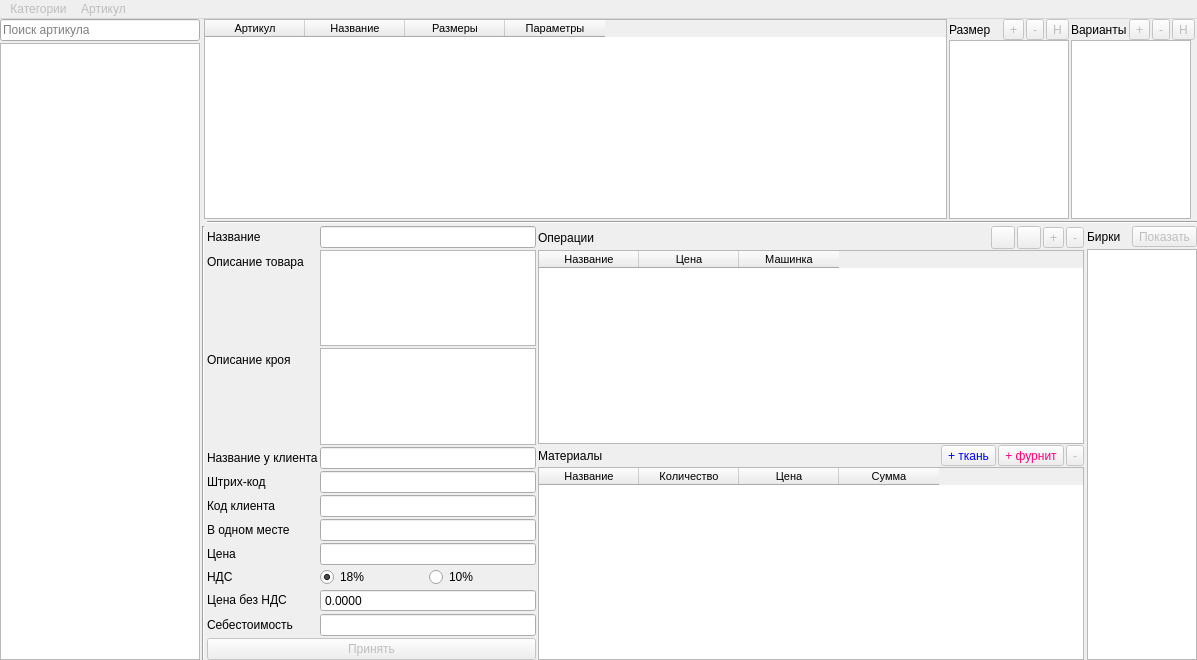
Before: the Qt Designer form ui/article_test.ui in Meller008/CRM-Avi, drawn with Qt 5.
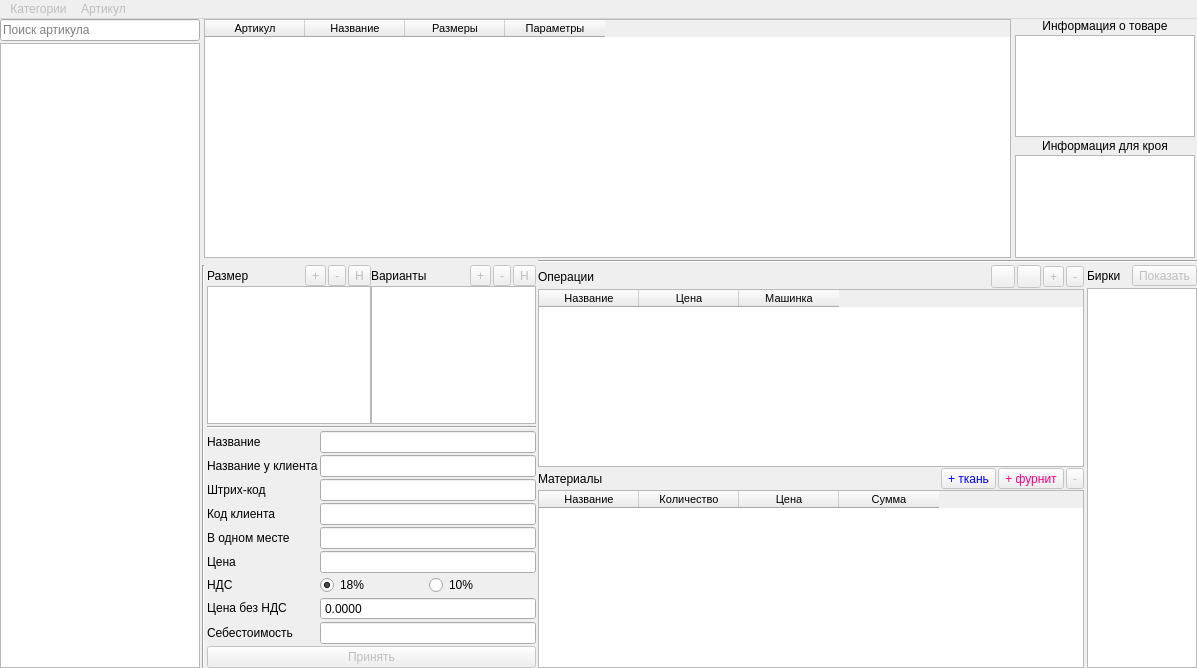
After: the same form once the commit is applied.

Commit message: Работа - тест артикула

Patch:
```diff
--- a/ui/article_test.ui
+++ b/ui/article_test.ui
@@ -7,7 +7,7 @@
     <x>0</x>
     <y>0</y>
     <width>1197</width>
-    <height>660</height>
+    <height>668</height>
    </rect>
   </property>
   <property name="windowTitle">
@@ -45,7 +45,7 @@
        <number>2</number>
       </property>
       <item row="0" column="2" rowspan="2">
-       <layout class="QHBoxLayout" name="horizontalLayout" stretch="10,0,0">
+       <layout class="QHBoxLayout" name="horizontalLayout" stretch="10,0">
         <property name="spacing">
          <number>2</number>
         </property>
@@ -107,152 +107,60 @@
          </widget>
         </item>
         <item>
-         <layout class="QVBoxLayout" name="verticalLayout">
-          <property name="spacing">
-           <number>0</number>
+         <layout class="QFormLayout" name="formLayout">
+          <property name="horizontalSpacing">
+           <number>2</number>
           </property>
-          <item>
-           <layout class="QHBoxLayout" name="horizontalLayout_2">
-            <property name="spacing">
-             <number>2</number>
+          <property name="verticalSpacing">
+           <number>2</number>
+          </property>
+          <item row="1" column="1">
+           <widget class="QPlainTextEdit" name="pe_product_note">
+            <property name="enabled">
+             <bool>true</bool>
             </property>
-            <item>
-             <widget class="QLabel" name="label">
-              <property name="text">
-               <string>Размер</string>
-              </property>
-             </widget>
-            </item>
-            <item>
-             <widget class="QToolButton" name="pb_size_add">
-              <property name="enabled">
-               <bool>false</bool>
-              </property>
-              <property name="text">
-               <string>+</string>
-              </property>
-             </widget>
-            </item>
-            <item>
-             <widget class="QToolButton" name="pb_size_del">
-              <property name="enabled">
-               <bool>false</bool>
-              </property>
-              <property name="text">
-               <string>-</string>
-              </property>
-             </widget>
-            </item>
-            <item>
-             <widget class="QToolButton" name="pb_size_chenge">
-              <property name="enabled">
-               <bool>false</bool>
-              </property>
-              <property name="text">
-               <string>Н</string>
-              </property>
-             </widget>
-            </item>
-           </layout>
-          </item>
-          <item>
-           <widget class="QListWidget" name="lw_size">
-            <property name="minimumSize">
-             <size>
-              <width>120</width>
-              <height>0</height>
-             </size>
-            </property>
             <property name="maximumSize">
              <size>
-              <width>120</width>
-              <height>16777215</height>
+              <width>180</width>
+              <height>130</height>
              </size>
             </property>
             <property name="font">
              <font>
               <family>Tahoma</family>
-              <pointsize>8</pointsize>
              </font>
             </property>
-            <property name="editTriggers">
-             <set>QAbstractItemView::NoEditTriggers</set>
-            </property>
            </widget>
           </item>
-         </layout>
-        </item>
-        <item>
-         <layout class="QVBoxLayout" name="verticalLayout_3">
-          <property name="spacing">
-           <number>0</number>
-          </property>
-          <item>
-           <layout class="QHBoxLayout" name="horizontalLayout_4">
-            <property name="spacing">
-             <number>2</number>
+          <item row="3" column="1">
+           <widget class="QPlainTextEdit" name="pe_cut_note">
+            <property name="enabled">
+             <bool>true</bool>
             </property>
-            <item>
-             <widget class="QLabel" name="label_3">
-              <property name="text">
-               <string>Варианты</string>
-              </property>
-             </widget>
-            </item>
-            <item>
-             <widget class="QToolButton" name="pb_param_add">
-              <property name="enabled">
-               <bool>false</bool>
-              </property>
-              <property name="text">
-               <string>+</string>
-              </property>
-             </widget>
-            </item>
-            <item>
-             <widget class="QToolButton" name="pb_param_del">
-              <property name="enabled">
-               <bool>false</bool>
-              </property>
-              <property name="text">
-               <string>-</string>
-              </property>
-             </widget>
-            </item>
-            <item>
-             <widget class="QToolButton" name="pb_param_change">
-              <property name="enabled">
-               <bool>false</bool>
-              </property>
-              <property name="text">
-               <string>Н</string>
-              </property>
-             </widget>
-            </item>
-           </layout>
-          </item>
-          <item>
-           <widget class="QListWidget" name="lw_parametr">
-            <property name="minimumSize">
-             <size>
-              <width>120</width>
-              <height>0</height>
-             </size>
-            </property>
             <property name="maximumSize">
              <size>
-              <width>120</width>
-              <height>16777215</height>
+              <width>180</width>
+              <height>130</height>
              </size>
             </property>
             <property name="font">
              <font>
               <family>Tahoma</family>
-              <pointsize>8</pointsize>
              </font>
             </property>
-            <property name="editTriggers">
-             <set>QAbstractItemView::NoEditTriggers</set>
+           </widget>
+          </item>
+          <item row="0" column="1">
+           <widget class="QLabel" name="label_6">
+            <property name="text">
+             <string>&lt;html&gt;&lt;head/&gt;&lt;body&gt;&lt;p align=&quot;center&quot;&gt;Информация о товаре&lt;/p&gt;&lt;/body&gt;&lt;/html&gt;</string>
+            </property>
+           </widget>
+          </item>
+          <item row="2" column="1">
+           <widget class="QLabel" name="label_7">
+            <property name="text">
+             <string>&lt;html&gt;&lt;head/&gt;&lt;body&gt;&lt;p align=&quot;center&quot;&gt;Информация для кроя&lt;/p&gt;&lt;/body&gt;&lt;/html&gt;</string>
             </property>
            </widget>
           </item>
@@ -562,6 +470,41 @@
           </property>
          </widget>
         </item>
+        <item row="1" column="3">
+         <layout class="QVBoxLayout" name="verticalLayout_2">
+          <property name="spacing">
+           <number>2</number>
+          </property>
+          <item>
+           <layout class="QHBoxLayout" name="horizontalLayout_3">
+            <item>
+             <widget class="QLabel" name="label_2">
+              <property name="text">
+               <string>Бирки</string>
+              </property>
+             </widget>
+            </item>
+            <item>
+             <widget class="QToolButton" name="pb_label_view">
+              <property name="enabled">
+               <bool>false</bool>
+              </property>
+              <property name="text">
+               <string>Показать</string>
+              </property>
+             </widget>
+            </item>
+           </layout>
+          </item>
+          <item>
+           <widget class="QListWidget" name="lw_label">
+            <property name="editTriggers">
+             <set>QAbstractItemView::NoEditTriggers</set>
+            </property>
+           </widget>
+          </item>
+         </layout>
+        </item>
         <item row="1" column="1">
          <layout class="QFormLayout" name="formLayout_5">
           <property name="horizontalSpacing">
@@ -570,14 +513,14 @@
           <property name="verticalSpacing">
            <number>2</number>
           </property>
-          <item row="0" column="0">
+          <item row="2" column="0">
            <widget class="QLabel" name="label_42">
             <property name="text">
              <string>Название</string>
             </property>
            </widget>
           </item>
-          <item row="0" column="1">
+          <item row="2" column="1">
            <widget class="QLineEdit" name="le_name">
             <property name="maxLength">
              <number>60</number>
@@ -587,44 +530,6 @@
             </property>
            </widget>
           </item>
-          <item row="1" column="0">
-           <widget class="QLabel" name="label_43">
-            <property name="text">
-             <string>Описание товара</string>
-            </property>
-           </widget>
-          </item>
-          <item row="1" column="1">
-           <widget class="QPlainTextEdit" name="pe_product_note">
-            <property name="enabled">
-             <bool>true</bool>
-            </property>
-            <property name="font">
-             <font>
-              <family>Tahoma</family>
-             </font>
-            </property>
-           </widget>
-          </item>
-          <item row="2" column="0">
-           <widget class="QLabel" name="label_44">
-            <property name="text">
-             <string>Описание кроя</string>
-            </property>
-           </widget>
-          </item>
-          <item row="2" column="1">
-           <widget class="QPlainTextEdit" name="pe_cut_note">
-            <property name="enabled">
-             <bool>true</bool>
-            </property>
-            <property name="font">
-             <font>
-              <family>Tahoma</family>
-             </font>
-            </property>
-           </widget>
-          </item>
           <item row="3" column="0">
            <widget class="QLabel" name="label_45">
             <property name="text">
@@ -730,13 +635,6 @@
             </property>
            </widget>
           </item>
-          <item row="11" column="0">
-           <widget class="QLabel" name="label_52">
-            <property name="text">
-             <string>&lt;html&gt;&lt;head/&gt;&lt;body&gt;&lt;p align=&quot;center&quot;&gt;Себестоимость&lt;/p&gt;&lt;/body&gt;&lt;/html&gt;</string>
-            </property>
-           </widget>
-          </item>
           <item row="10" column="1">
            <widget class="QDoubleSpinBox" name="sb_no_nds">
             <property name="readOnly">
@@ -753,6 +651,13 @@
             </property>
            </widget>
           </item>
+          <item row="11" column="0">
+           <widget class="QLabel" name="label_52">
+            <property name="text">
+             <string>&lt;html&gt;&lt;head/&gt;&lt;body&gt;&lt;p align=&quot;center&quot;&gt;Себестоимость&lt;/p&gt;&lt;/body&gt;&lt;/html&gt;</string>
+            </property>
+           </widget>
+          </item>
           <item row="11" column="1">
            <widget class="QLineEdit" name="le_cost_price">
             <property name="enabled">
@@ -773,44 +678,175 @@
             </property>
            </widget>
           </item>
-         </layout>
-        </item>
-        <item row="1" column="3">
-         <layout class="QVBoxLayout" name="verticalLayout_2">
-          <property name="spacing">
-           <number>2</number>
-          </property>
-          <item>
-           <layout class="QHBoxLayout" name="horizontalLayout_3">
+          <item row="0" column="0" colspan="2">
+           <layout class="QHBoxLayout" name="horizontalLayout_7">
+            <property name="spacing">
+             <number>0</number>
+            </property>
             <item>
-             <widget class="QLabel" name="label_2">
-              <property name="text">
-               <string>Бирки</string>
+             <layout class="QVBoxLayout" name="verticalLayout">
+              <property name="spacing">
+               <number>0</number>
               </property>
-             </widget>
+              <item>
+               <layout class="QHBoxLayout" name="horizontalLayout_2">
+                <property name="spacing">
+                 <number>2</number>
+                </property>
+                <item>
+                 <widget class="QLabel" name="label">
+                  <property name="text">
+                   <string>Размер</string>
+                  </property>
+                 </widget>
+                </item>
+                <item>
+                 <widget class="QToolButton" name="pb_size_add">
+                  <property name="enabled">
+                   <bool>false</bool>
+                  </property>
+                  <property name="text">
+                   <string>+</string>
+                  </property>
+                 </widget>
+                </item>
+                <item>
+                 <widget class="QToolButton" name="pb_size_del">
+                  <property name="enabled">
+                   <bool>false</bool>
+                  </property>
+                  <property name="text">
+                   <string>-</string>
+                  </property>
+                 </widget>
+                </item>
+                <item>
+                 <widget class="QToolButton" name="pb_size_chenge">
+                  <property name="enabled">
+                   <bool>false</bool>
+                  </property>
+                  <property name="text">
+                   <string>Н</string>
+                  </property>
+                 </widget>
+                </item>
+               </layout>
+              </item>
+              <item>
+               <widget class="QListWidget" name="lw_size">
+                <property name="minimumSize">
+                 <size>
+                  <width>0</width>
+                  <height>0</height>
+                 </size>
+                </property>
+                <property name="maximumSize">
+                 <size>
+                  <width>1655555</width>
+                  <height>16777215</height>
+                 </size>
+                </property>
+                <property name="font">
+                 <font>
+                  <family>Tahoma</family>
+                  <pointsize>8</pointsize>
+                 </font>
+                </property>
+                <property name="editTriggers">
+                 <set>QAbstractItemView::NoEditTriggers</set>
+                </property>
+               </widget>
+              </item>
+             </layout>
             </item>
             <item>
-             <widget class="QToolButton" name="pb_label_view">
-              <property name="enabled">
-               <bool>false</bool>
+             <layout class="QVBoxLayout" name="verticalLayout_3">
+              <property name="spacing">
+               <number>0</number>
               </property>
-              <property name="text">
-               <string>Показать</string>
-              </property>
-             </widget>
+              <item>
+               <layout class="QHBoxLayout" name="horizontalLayout_4">
+                <property name="spacing">
+                 <number>2</number>
+                </property>
+                <item>
+                 <widget class="QLabel" name="label_3">
+                  <property name="text">
+                   <string>Варианты</string>
+                  </property>
+                 </widget>
+                </item>
+                <item>
+                 <widget class="QToolButton" name="pb_param_add">
+                  <property name="enabled">
+                   <bool>false</bool>
+                  </property>
+                  <property name="text">
+                   <string>+</string>
+                  </property>
+                 </widget>
+                </item>
+                <item>
+                 <widget class="QToolButton" name="pb_param_del">
+                  <property name="enabled">
+                   <bool>false</bool>
+                  </property>
+                  <property name="text">
+                   <string>-</string>
+                  </property>
+                 </widget>
+                </item>
+                <item>
+                 <widget class="QToolButton" name="pb_param_change">
+                  <property name="enabled">
+                   <bool>false</bool>
+                  </property>
+                  <property name="text">
+                   <string>Н</string>
+                  </property>
+                 </widget>
+                </item>
+               </layout>
+              </item>
+              <item>
+               <widget class="QListWidget" name="lw_parametr">
+                <property name="minimumSize">
+                 <size>
+                  <width>0</width>
+                  <height>0</height>
+                 </size>
+                </property>
+                <property name="maximumSize">
+                 <size>
+                  <width>16777</width>
+                  <height>16777215</height>
+                 </size>
+                </property>
+                <property name="font">
+                 <font>
+                  <family>Tahoma</family>
+                  <pointsize>8</pointsize>
+                 </font>
+                </property>
+                <property name="editTriggers">
+                 <set>QAbstractItemView::NoEditTriggers</set>
+                </property>
+               </widget>
+              </item>
+             </layout>
             </item>
            </layout>
           </item>
-          <item>
-           <widget class="QListWidget" name="lw_label">
-            <property name="editTriggers">
-             <set>QAbstractItemView::NoEditTriggers</set>
+          <item row="1" column="0" colspan="2">
+           <widget class="Line" name="line_3">
+            <property name="orientation">
+             <enum>Qt::Horizontal</enum>
             </property>
            </widget>
           </item>
          </layout>
         </item>
-        <item row="0" column="1" colspan="3">
+        <item row="0" column="2" colspan="2">
          <widget class="Line" name="line">
           <property name="orientation">
            <enum>Qt::Horizontal</enum>
```
Left out of the diff: 326 changed lines with no effect on the pictures.
